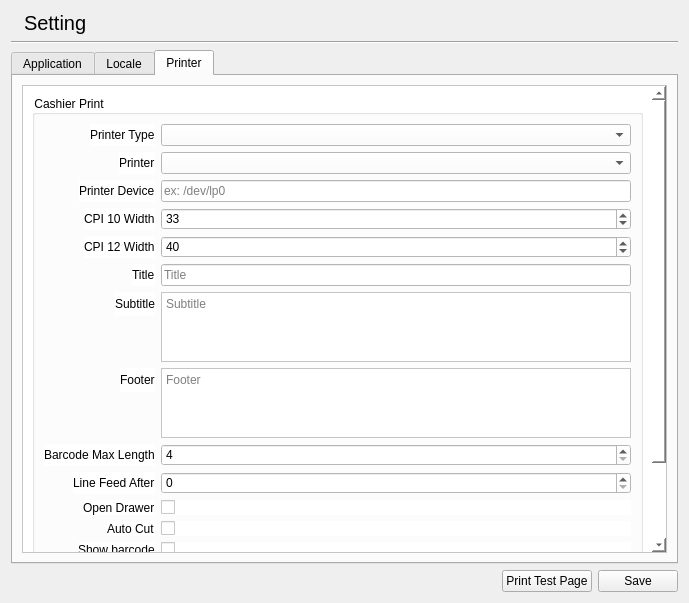
Qt form libgui/setting/settingwidget.ui (apinprastya/sultan) before a commit.
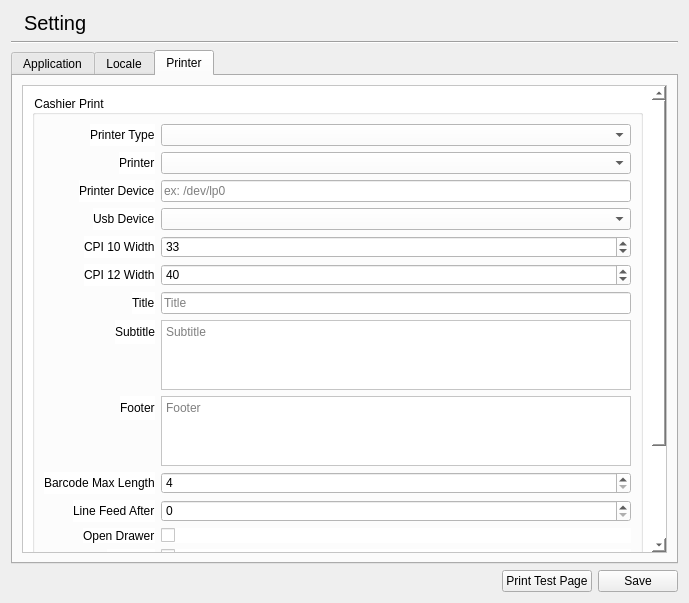
The same form after that commit. Icons and pictures are not drawn.

The edit to the form file:
```diff
--- a/libgui/setting/settingwidget.ui
+++ b/libgui/setting/settingwidget.ui
@@ -419,9 +419,9 @@
           <property name="geometry">
            <rect>
             <x>0</x>
-            <y>-60</y>
+            <y>0</y>
             <width>633</width>
-            <height>569</height>
+            <height>597</height>
            </rect>
           </property>
           <layout class="QVBoxLayout" name="verticalLayout_8">
@@ -470,14 +470,14 @@
                   </property>
                  </widget>
                 </item>
-                <item row="3" column="0">
+                <item row="4" column="0">
                  <widget class="QLabel" name="label_18">
                   <property name="text">
                    <string>CPI 10 Width</string>
                   </property>
                  </widget>
                 </item>
-                <item row="3" column="1">
+                <item row="4" column="1">
                  <widget class="QSpinBox" name="spinCashierCpi10">
                   <property name="minimum">
                    <number>20</number>
@@ -490,14 +490,14 @@
                   </property>
                  </widget>
                 </item>
-                <item row="4" column="0">
+                <item row="5" column="0">
                  <widget class="QLabel" name="label_19">
                   <property name="text">
                    <string>CPI 12 Width</string>
                   </property>
                  </widget>
                 </item>
-                <item row="4" column="1">
+                <item row="5" column="1">
                  <widget class="QSpinBox" name="spinCashierCpi12">
                   <property name="minimum">
                    <number>20</number>
@@ -510,28 +510,28 @@
                   </property>
                  </widget>
                 </item>
-                <item row="5" column="0">
+                <item row="6" column="0">
                  <widget class="QLabel" name="label_13">
                   <property name="text">
                    <string>Title</string>
                   </property>
                  </widget>
                 </item>
-                <item row="5" column="1">
+                <item row="6" column="1">
                  <widget class="QLineEdit" name="linePrintCashierTitle">
                   <property name="placeholderText">
                    <string>Title</string>
                   </property>
                  </widget>
                 </item>
-                <item row="6" column="0">
+                <item row="7" column="0">
                  <widget class="QLabel" name="label_14">
                   <property name="text">
                    <string>Subtitle</string>
                   </property>
                  </widget>
                 </item>
-                <item row="6" column="1">
+                <item row="7" column="1">
                  <widget class="QPlainTextEdit" name="plainPrintCashierSubtitle">
                   <property name="sizePolicy">
                    <sizepolicy hsizetype="Expanding" vsizetype="Maximum">
@@ -550,14 +550,14 @@
                   </property>
                  </widget>
                 </item>
-                <item row="7" column="0">
+                <item row="8" column="0">
                  <widget class="QLabel" name="label_15">
                   <property name="text">
                    <string>Footer</string>
                   </property>
                  </widget>
                 </item>
-                <item row="7" column="1">
+                <item row="8" column="1">
                  <widget class="QPlainTextEdit" name="plainPrintCashierFooter">
                   <property name="sizePolicy">
                    <sizepolicy hsizetype="Preferred" vsizetype="Maximum">
@@ -585,14 +585,14 @@
                   </property>
                  </widget>
                 </item>
-                <item row="8" column="0">
+                <item row="9" column="0">
                  <widget class="QLabel" name="label_28">
                   <property name="text">
                    <string>Barcode Max Length</string>
                   </property>
                  </widget>
                 </item>
-                <item row="8" column="1">
+                <item row="9" column="1">
                  <widget class="QSpinBox" name="spinBarcodeLength">
                   <property name="minimum">
                    <number>4</number>
@@ -602,58 +602,68 @@
                   </property>
                  </widget>
                 </item>
-                <item row="9" column="0">
+                <item row="10" column="0">
                  <widget class="QLabel" name="label_23">
                   <property name="text">
                    <string>Line Feed After</string>
                   </property>
                  </widget>
                 </item>
-                <item row="9" column="1">
+                <item row="10" column="1">
                  <widget class="QSpinBox" name="spinCashierLinefeed"/>
                 </item>
-                <item row="10" column="0">
+                <item row="11" column="0">
                  <widget class="QLabel" name="label_21">
                   <property name="text">
                    <string>Open Drawer</string>
                   </property>
                  </widget>
                 </item>
-                <item row="10" column="1">
+                <item row="11" column="1">
                  <widget class="QCheckBox" name="checkPrintCashierDrawer">
                   <property name="text">
                    <string/>
                   </property>
                  </widget>
                 </item>
-                <item row="11" column="0">
+                <item row="12" column="0">
                  <widget class="QLabel" name="label_20">
                   <property name="text">
                    <string>Auto Cut</string>
                   </property>
                  </widget>
                 </item>
-                <item row="11" column="1">
+                <item row="12" column="1">
                  <widget class="QCheckBox" name="checkPrintCashierCut">
                   <property name="text">
                    <string/>
                   </property>
                  </widget>
                 </item>
-                <item row="12" column="0">
+                <item row="13" column="0">
                  <widget class="QLabel" name="label_29">
                   <property name="text">
                    <string>Show barcode</string>
                   </property>
                  </widget>
                 </item>
-                <item row="12" column="1">
+                <item row="13" column="1">
                  <widget class="QCheckBox" name="checkShowBarcode">
                   <property name="text">
                    <string/>
                   </property>
                  </widget>
                 </item>
+                <item row="3" column="0">
+                 <widget class="QLabel" name="labelUsb">
+                  <property name="text">
+                   <string>Usb Device</string>
+                  </property>
+                 </widget>
+                </item>
+                <item row="3" column="1">
+                 <widget class="QComboBox" name="comboUsb"/>
+                </item>
                </layout>
               </item>
              </layout>
```
Left out of the diff: 2 changed lines with no effect on the pictures.
